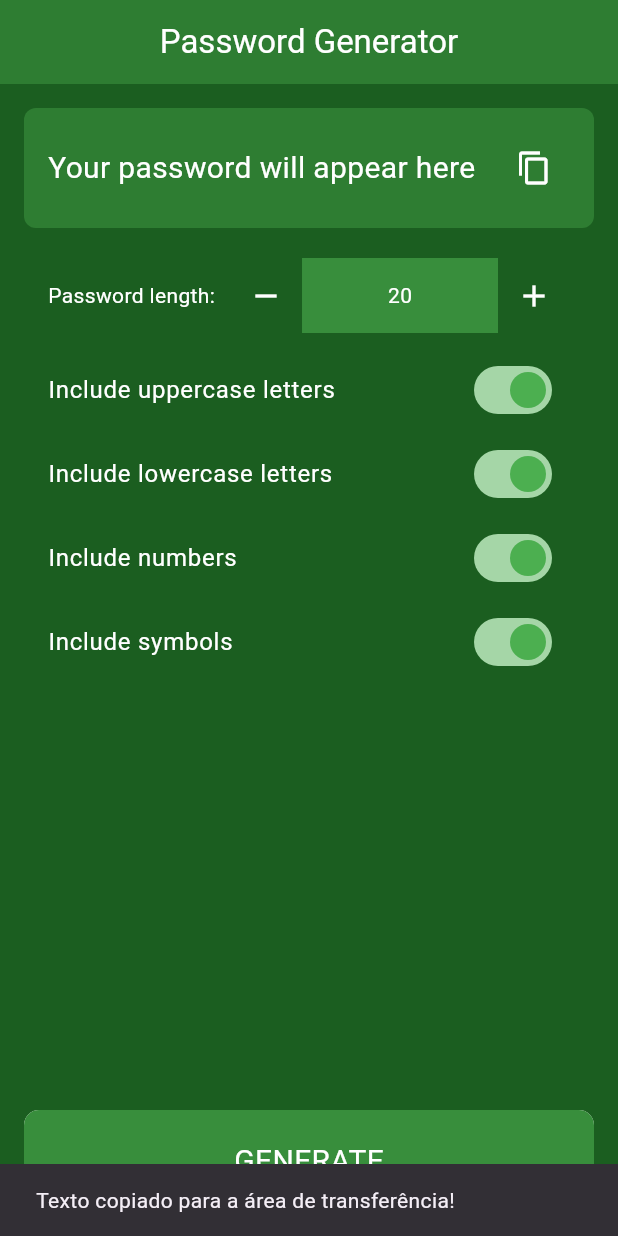
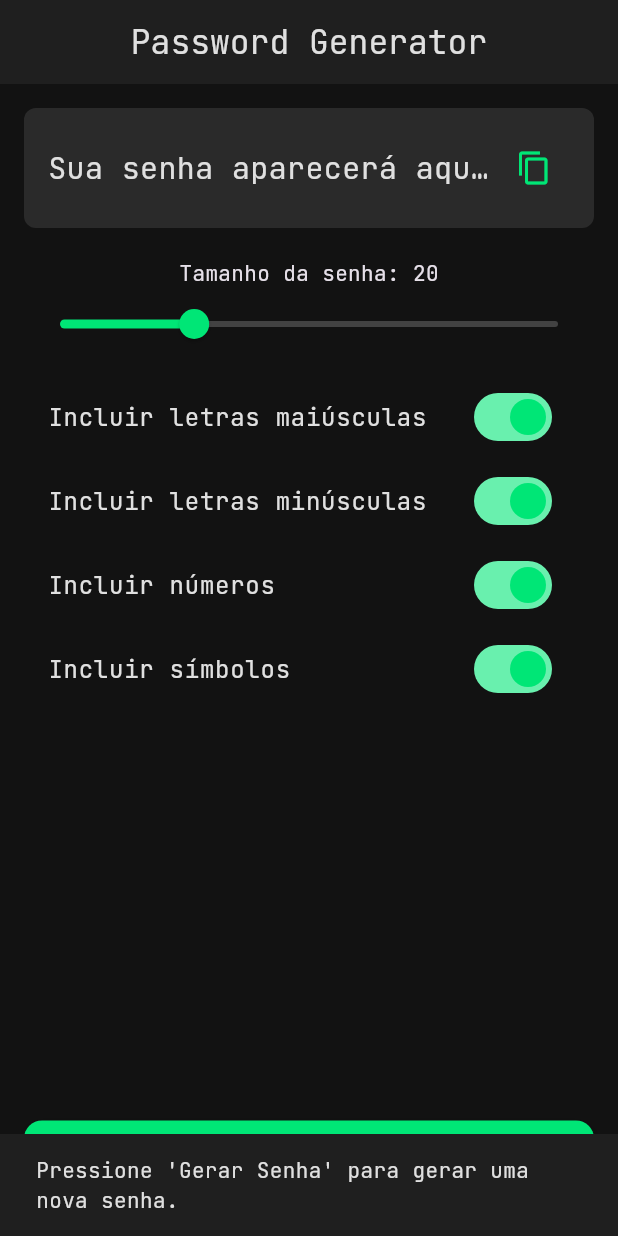
Before and after one commit to mateusheberle/password, a Flutter app: the screen it shows after launch, after a tap on the "content copy" icon, on a phone screen of 412 x 824 dp. Run offline on Flutter 3.47's test engine with Material 3 defaults, Android fonts, the light colour scheme and no system bars.

Commit message:
password-finalizacao

```diff
--- /dev/null
+++ b/lib/colors.dart
@@ -0,0 +1,12 @@
+import 'package:flutter/material.dart';
+
+class AppColors {
+  static const background = Color(0xFF121212);
+  static const appBarBackground = Color(0xFF1F1F1F);
+  static const snackBarBackground = Color(0xFF1F1F1F);
+  static const textLight = Color(0xFFE0E0E0);
+  static const switchActive = Color(0xFF00E676);
+  static const switchActiveTrack = Color(0xFF69F0AE);
+  static const switchInactiveThumb = Color(0xFFBDBDBD);
+  static const switchInactiveTrack = Color(0xFF424242);
+}
--- /dev/null
+++ b/lib/home_page.dart
@@ -0,0 +1,354 @@
+import 'dart:math';
+
+import 'package:flutter/material.dart';
+import 'package:flutter/services.dart';
+import 'package:password/colors.dart';
+
+class HomePage extends StatefulWidget {
+  const HomePage({super.key});
+
+  @override
+  State<HomePage> createState() => _HomePageState();
+}
+
+class _HomePageState extends State<HomePage> {
+  bool includeUppercase = true;
+  bool includeLowercase = true;
+  bool includeNumbers = true;
+  bool includeSymbols = true;
+  int passwordLength = 20;
+  String generatedPassword = "";
+
+  void copyToClipboard(BuildContext context) {
+    Clipboard.setData(ClipboardData(text: generatedPassword));
+    _showSnackBar(context, "Texto copiado para a área de transferência!");
+  }
+
+  void snackBarError(BuildContext context) {
+    _showSnackBar(
+        context, "Pressione 'Gerar Senha' para gerar uma nova senha.");
+  }
+
+  void _showSnackBar(BuildContext context, String message) {
+    ScaffoldMessenger.of(context).showSnackBar(
+      SnackBar(
+        content: Text(
+          message,
+          style: const TextStyle(color: AppColors.textLight),
+        ),
+        duration: const Duration(seconds: 2),
+        backgroundColor: AppColors.snackBarBackground,
+      ),
+    );
+  }
+
+  void generatePassword() {
+    if (!includeUppercase &&
+        !includeLowercase &&
+        !includeNumbers &&
+        !includeSymbols) {
+      setState(() {
+        _showSnackBar(context, "Selecione pelo menos uma opção.");
+      });
+      return;
+    }
+
+    const String upperCaseLetters = "ABCDEFGHIJKLMNOPQRSTUVWXYZ";
+    const String lowerCaseLetters = "abcdefghijklmnopqrstuvwxyz";
+    const String numbers = "0123456789";
+    const String symbols = "!@#\$%^&*()-_=+[]{}|;:'\",.<>?/~";
+
+    String chars = "";
+    if (includeUppercase) chars += upperCaseLetters;
+    if (includeLowercase) chars += lowerCaseLetters;
+    if (includeNumbers) chars += numbers;
+    if (includeSymbols) chars += symbols;
+
+    final random = Random();
+    generatedPassword = chars.isNotEmpty
+        ? List.generate(
+                passwordLength, (index) => chars[random.nextInt(chars.length)])
+            .join()
+        : "";
+
+    setState(() {});
+  }
+
+  @override
+  Widget build(BuildContext context) {
+    return Scaffold(
+      backgroundColor: AppColors.background,
+      appBar: AppBar(
+        title: const Text(
+          'Password Generator',
+          style: TextStyle(color: AppColors.textLight),
+        ),
+        centerTitle: true,
+        backgroundColor: AppColors.appBarBackground,
+      ),
+      body: Padding(
+        padding: const EdgeInsets.all(16.0),
+        child: Column(
+          children: [
+            PasswordDisplay(
+              password: generatedPassword,
+              onCopy: () => copyToClipboard(context),
+              onError: () => snackBarError(context),
+            ),
+            const SizedBox(height: 20),
+            PasswordLengthSelector(
+              length: passwordLength,
+              onDecrement: () {
+                setState(() {
+                  if (passwordLength > 1) passwordLength--;
+                });
+              },
+              onIncrement: () {
+                setState(() {
+                  passwordLength++;
+                });
+              },
+            ),
+            const SizedBox(height: 10),
+            _buildSwitches(),
+            const Spacer(),
+            GenerateButton(onTap: generatePassword),
+          ],
+        ),
+      ),
+    );
+  }
+
+  Widget _buildSwitches() {
+    return Column(
+      children: [
+        _SwitchTile(
+          text: 'Incluir letras maiúsculas',
+          value: includeUppercase,
+          onChanged: (value) => setState(() => includeUppercase = value),
+        ),
+        _SwitchTile(
+          text: 'Incluir letras minúsculas',
+          value: includeLowercase,
+          onChanged: (value) => setState(() => includeLowercase = value),
+        ),
+        _SwitchTile(
+          text: 'Incluir números',
+          value: includeNumbers,
+          onChanged: (value) => setState(() => includeNumbers = value),
+        ),
+        _SwitchTile(
+          text: 'Incluir símbolos',
+          value: includeSymbols,
+          onChanged: (value) => setState(() => includeSymbols = value),
+        ),
+      ],
+    );
+  }
+}
+
+class PasswordDisplay extends StatefulWidget {
+  final String password;
+  final VoidCallback onCopy;
+  final VoidCallback onError;
+
+  const PasswordDisplay({
+    super.key,
+    required this.password,
+    required this.onCopy,
+    required this.onError,
+  });
+
+  @override
+  State<PasswordDisplay> createState() => _PasswordDisplayState();
+}
+
+class _PasswordDisplayState extends State<PasswordDisplay> {
+  bool _copied = false;
+  bool _error = false;
+
+  Future<void> _copyToClipboard() async {
+    setState(() {
+      if (widget.password.isEmpty) {
+        _error = true;
+        widget.onError();
+      } else {
+        _copied = true;
+        widget.onCopy();
+      }
+    });
+    await Future.delayed(const Duration(seconds: 1));
+    setState(() {
+      _copied = false;
+      _error = false;
+    });
+  }
+
+  @override
+  Widget build(BuildContext context) {
+    return Container(
+      padding: const EdgeInsets.all(16.0),
+      decoration: BoxDecoration(
+        color: const Color(0xFF2A2A2A),
+        borderRadius: BorderRadius.circular(8.0),
+      ),
+      child: Row(
+        children: [
+          Expanded(
+            child: Text(
+              widget.password.isEmpty
+                  ? "Sua senha aparecerá aqui."
+                  : widget.password,
+              style: const TextStyle(fontSize: 20, color: AppColors.textLight),
+              overflow: TextOverflow.ellipsis,
+            ),
+          ),
+          IconButton(
+            icon: Icon(
+              _error
+                  ? Icons.close
+                  : _copied
+                      ? Icons.check
+                      : Icons.copy,
+              color: _error ? Colors.red : AppColors.switchActive,
+            ),
+            onPressed: _copyToClipboard,
+          ),
+        ],
+      ),
+    );
+  }
+}
+
+class PasswordLengthSelector extends StatelessWidget {
+  final int length;
+  final VoidCallback onDecrement;
+  final VoidCallback onIncrement;
+
+  const PasswordLengthSelector({
+    super.key,
+    required this.length,
+    required this.onDecrement,
+    required this.onIncrement,
+  });
+
+  @override
+  Widget build(BuildContext context) {
+    int passwordLength = length;
+
+    return Column(
+      crossAxisAlignment: CrossAxisAlignment.center,
+      children: [
+        Text('Tamanho da senha: $passwordLength'),
+        Slider(
+          value: passwordLength.toDouble(),
+          min: 4,
+          max: 64,
+          divisions: 60,
+          label: passwordLength.toString(),
+          activeColor: AppColors.switchActive,
+          inactiveColor: AppColors.switchInactiveTrack,
+          thumbColor: AppColors.switchActive,
+          onChanged: (value) {
+            if (value < passwordLength) {
+              onDecrement();
+            } else if (value > passwordLength) {
+              onIncrement();
+            }
+          },
+        ),
+      ],
+    );
+  }
+}
+
+class _SwitchTile extends StatelessWidget {
+  final String text;
+  final bool value;
+  final ValueChanged<bool> onChanged;
+
+  const _SwitchTile({
+    required this.text,
+    required this.value,
+    required this.onChanged,
+  });
+
+  @override
+  Widget build(BuildContext context) {
+    return SwitchListTile(
+      value: value,
+      onChanged: onChanged,
+      title: Text(text, style: const TextStyle(color: AppColors.textLight)),
+      activeColor: AppColors.switchActive,
+      activeTrackColor: AppColors.switchActiveTrack,
+      inactiveThumbColor: AppColors.switchInactiveThumb,
+      inactiveTrackColor: AppColors.switchInactiveTrack,
+    );
+  }
+}
+
+class GenerateButton extends StatefulWidget {
+  final VoidCallback onTap;
+
+  const GenerateButton({super.key, required this.onTap});
+
+  @override
+  State<GenerateButton> createState() => _GenerateButtonState();
+}
+
+class _GenerateButtonState extends State<GenerateButton> {
+  bool _isPressed = false;
+
+  void _onTapDown(TapDownDetails details) {
+    setState(() => _isPressed = true);
+  }
+
+  void _onTapUp(TapUpDetails details) {
+    setState(() => _isPressed = false);
+    widget.onTap();
+  }
+
+  void _onTapCancel() {
+    setState(() => _isPressed = false);
+  }
+
+  @override
+  Widget build(BuildContext context) {
+    return GestureDetector(
+      onTapDown: _onTapDown,
+      onTapUp: _onTapUp,
+      onTapCancel: _onTapCancel,
+      child: AnimatedContainer(
+        duration: const Duration(milliseconds: 100),
+        curve: Curves.easeOut,
+        transform: Matrix4.identity()..scale(_isPressed ? 0.97 : 1.0),
+        width: double.infinity,
+        decoration: BoxDecoration(
+          color: AppColors.switchActive,
+          borderRadius: BorderRadius.circular(12),
+          boxShadow: _isPressed
+              ? []
+              : [
+                  BoxShadow(
+                    color: Colors.black.withAlpha((0.2 * 255).toInt()),
+                    blurRadius: 8,
+                    offset: const Offset(0, 4),
+                  )
+                ],
+        ),
+        padding: const EdgeInsets.symmetric(horizontal: 40, vertical: 16),
+        child: const Center(
+          child: Text(
+            "GERAR SENHA",
+            style: TextStyle(
+              fontSize: 20,
+              letterSpacing: 1.2,
+              fontWeight: FontWeight.bold,
+              color: Colors.white,
+            ),
+          ),
+        ),
+      ),
+    );
+  }
+}
--- a/lib/main.dart
+++ b/lib/main.dart
@@ -1,6 +1,5 @@
 import 'package:flutter/material.dart';
-
-import 'password_generator_page.dart';
+import 'package:password/home_page.dart';
 import 'splash_screen.dart';
 
 void main() {
@@ -14,16 +13,14 @@ class PasswordGeneratorApp extends StatelessWidget {
   Widget build(BuildContext context) {
     return MaterialApp(
       theme: ThemeData(
-        primarySwatch: Colors.green,
-        primaryColor: Colors.green[900],
-        scaffoldBackgroundColor: Colors.green[900],
+        brightness: Brightness.dark,
+        fontFamily: 'JetBrainsMono',
       ),
       debugShowCheckedModeBanner: false,
       initialRoute: '/',
       routes: {
         '/': (context) => const SplashScreen(),
-        '/home': (context) =>
-            const PasswordGeneratorPage(), // Sua tela principal
+        '/home': (context) => const HomePage(), // Sua tela principal
       },
     );
   }
--- a/lib/password_generator_page.dart
+++ /dev/null
@@ -1,210 +0,0 @@
-import 'dart:math';
-
-import 'package:flutter/material.dart';
-import 'package:flutter/services.dart';
-
-class PasswordGeneratorPage extends StatefulWidget {
-  const PasswordGeneratorPage({super.key});
-
-  @override
-  _PasswordGeneratorPageState createState() => _PasswordGeneratorPageState();
-}
-
-class _PasswordGeneratorPageState extends State<PasswordGeneratorPage> {
-  bool includeUppercase = true;
-  bool includeLowercase = true;
-  bool includeNumbers = true;
-  bool includeSymbols = true;
-  int passwordLength = 20;
-  String generatedPassword = "";
-
-  void copyToClipboard(BuildContext context) {
-    Clipboard.setData(ClipboardData(text: generatedPassword));
-    ScaffoldMessenger.of(context).showSnackBar(
-      const SnackBar(
-          content: Text("Texto copiado para a área de transferência!")),
-    );
-  }
-
-  void generatePassword() {
-    if (includeLowercase == false &&
-        includeUppercase == false &&
-        includeNumbers == false &&
-        includeSymbols == false) {
-      return;
-    }
-    // Lógica para gerar a senha com base nos critérios
-    const String upperCaseLetters = "ABCDEFGHIJKLMNOPQRSTUVWXYZ";
-    const String lowerCaseLetters = "abcdefghijklmnopqrstuvwxyz";
-    const String numbers = "0123456789";
-    const String symbols = "!@#\$%^&*()-_=+[]{}|;:'\",.<>?/~";
-
-    String chars = "";
-    if (includeUppercase) chars += upperCaseLetters;
-    if (includeLowercase) chars += lowerCaseLetters;
-    if (includeNumbers) chars += numbers;
-    if (includeSymbols) chars += symbols;
-
-    // generatedPassword = List.generate(
-    //   passwordLength,
-    //   (index) => chars[(chars.length * index ~/ passwordLength) % chars.length],
-    // ).join();
-
-    final random = Random();
-    if (chars.isEmpty) {
-      generatedPassword = "";
-    } else {
-      generatedPassword = List.generate(
-        passwordLength,
-        (index) => chars[random.nextInt(chars.length)],
-      ).join();
-    }
-
-    setState(() {});
-  }
-
-  @override
-  Widget build(BuildContext context) {
-    return Scaffold(
-      backgroundColor: Colors.green[900],
-      appBar: AppBar(
-        title: const Text(
-          'Password Generator',
-          style: TextStyle(color: Colors.white),
-        ),
-        centerTitle: true,
-        backgroundColor: Colors.green[800],
-      ),
-      body: Padding(
-        padding: const EdgeInsets.all(16.0),
-        child: Column(
-          children: [
-            Container(
-              padding: const EdgeInsets.all(16.0),
-              decoration: BoxDecoration(
-                color: Colors.green[800],
-                borderRadius: BorderRadius.circular(8.0),
-              ),
-              child: Column(
-                children: [
-                  Row(
-                    children: [
-                      Expanded(
-                        child: Text(
-                          generatedPassword.isEmpty
-                              ? "Your password will appear here"
-                              : generatedPassword,
-                          style: const TextStyle(
-                            fontSize: 20,
-                            color: Colors.white,
-                          ),
-                          overflow: TextOverflow.ellipsis,
-                        ),
-                      ),
-                      IconButton(
-                        icon: const Icon(Icons.copy, color: Colors.white),
-                        onPressed: () => copyToClipboard(context),
-                      ),
-                    ],
-                  ),
-                ],
-              ),
-            ),
-            const SizedBox(height: 20),
-            Padding(
-              padding: const EdgeInsets.symmetric(horizontal: 16.0),
-              child: Row(
-                children: [
-                  const Text('Password length:',
-                      style: TextStyle(color: Colors.white)),
-                  const SizedBox(width: 10),
-                  Expanded(
-                    child: Row(
-                      children: [
-                        IconButton(
-                          icon: const Icon(Icons.remove, color: Colors.white),
-                          onPressed: () {
-                            setState(() {
-                              if (passwordLength > 1) passwordLength--;
-                            });
-                          },
-                        ),
-                        Expanded(
-                          child: Container(
-                            height: 50,
-                            color: Colors.green[700],
-                            child: Center(
-                              child: Text(passwordLength.toString(),
-                                  style: const TextStyle(color: Colors.white)),
-                            ),
-                          ),
-                        ),
-                        IconButton(
-                          icon: const Icon(Icons.add, color: Colors.white),
-                          onPressed: () {
-                            setState(() {
-                              passwordLength++;
-                            });
-                          },
-                        ),
-                      ],
-                    ),
-                  ),
-                ],
-              ),
-            ),
-            const SizedBox(height: 10),
-            _switch('Include uppercase letters', includeUppercase, 0),
-            _switch('Include lowercase letters', includeLowercase, 1),
-            _switch('Include numbers', includeNumbers, 2),
-            _switch('Include symbols', includeSymbols, 3),
-            const Spacer(),
-            SizedBox(
-              height: 68,
-              width: double.infinity,
-              child: ClipRRect(
-                borderRadius: BorderRadius.circular(10),
-                child: Material(
-                  child: InkWell(
-                    onTap: generatePassword,
-                    child: Container(
-                      color: Colors.green[700],
-                      child: const Center(
-                        child: Text(
-                          'GENERATE',
-                          style: TextStyle(color: Colors.white, fontSize: 20),
-                        ),
-                      ),
-                    ),
-                  ),
-                ),
-              ),
-            ),
-          ],
-        ),
-      ),
-    );
-  }
-
-  SwitchListTile _switch(String text, bool booleano, int index) {
-    return SwitchListTile(
-      value: booleano,
-      onChanged: (value) {
-        setState(() {
-          if (index == 0) includeUppercase = value;
-          if (index == 1) includeLowercase = value;
-          if (index == 2) includeNumbers = value;
-          if (index == 3) includeSymbols = value;
-        });
-      },
-      title: Text(text, style: const TextStyle(color: Colors.white)),
-      activeColor: Colors.green, // Cor do thumb quando o switch está ativo
-      activeTrackColor:
-          Colors.green[200], // Cor da track quando o switch está ativo
-      inactiveThumbColor:
-          Colors.red, // Cor do thumb quando o switch está inativo
-      inactiveTrackColor:
-          Colors.red[200], // Cor da track quando o switch está inativo
-    );
-  }
-}
--- a/lib/splash_screen.dart
+++ b/lib/splash_screen.dart
@@ -1,11 +1,13 @@
 import 'package:flutter/material.dart';
 import 'dart:async';
+
+import 'package:password/colors.dart';
 
 class SplashScreen extends StatefulWidget {
   const SplashScreen({super.key});
 
   @override
-  _SplashScreenState createState() => _SplashScreenState();
+  State<SplashScreen> createState() => _SplashScreenState();
 }
 
 class _SplashScreenState extends State<SplashScreen> {
@@ -19,20 +21,20 @@ class _SplashScreenState extends State<SplashScreen> {
 
   @override
   Widget build(BuildContext context) {
-    return Scaffold(
-      backgroundColor: Colors.green[900], // Cor de fundo
-      body: const Center(
+    return const Scaffold(
+      backgroundColor: AppColors.background,
+      body: Center(
         child: Column(
           mainAxisAlignment: MainAxisAlignment.spaceAround,
           children: [
             Icon(
               Icons.password,
               size: 150,
-              color: Colors.green,
-            ), // Logo
+              color: AppColors.switchActive,
+            ),
             CircularProgressIndicator(
-              color: Colors.green,
-            ), // Indicador de carregamento
+              color: AppColors.switchActive,
+            ),
           ],
         ),
       ),
--- a/pubspec.yaml
+++ b/pubspec.yaml
@@ -18,3 +18,7 @@ dev_dependencies:
 
 flutter:
   uses-material-design: true
+  fonts:
+    - family: JetBrainsMono
+      fonts:
+        - asset: assets/fonts/JetBrainsMono-Regular.ttf
```
Also changed, not shown: assets/fonts/JetBrainsMono-Regular.ttf (added), pubspec.lock, 133 other files.
